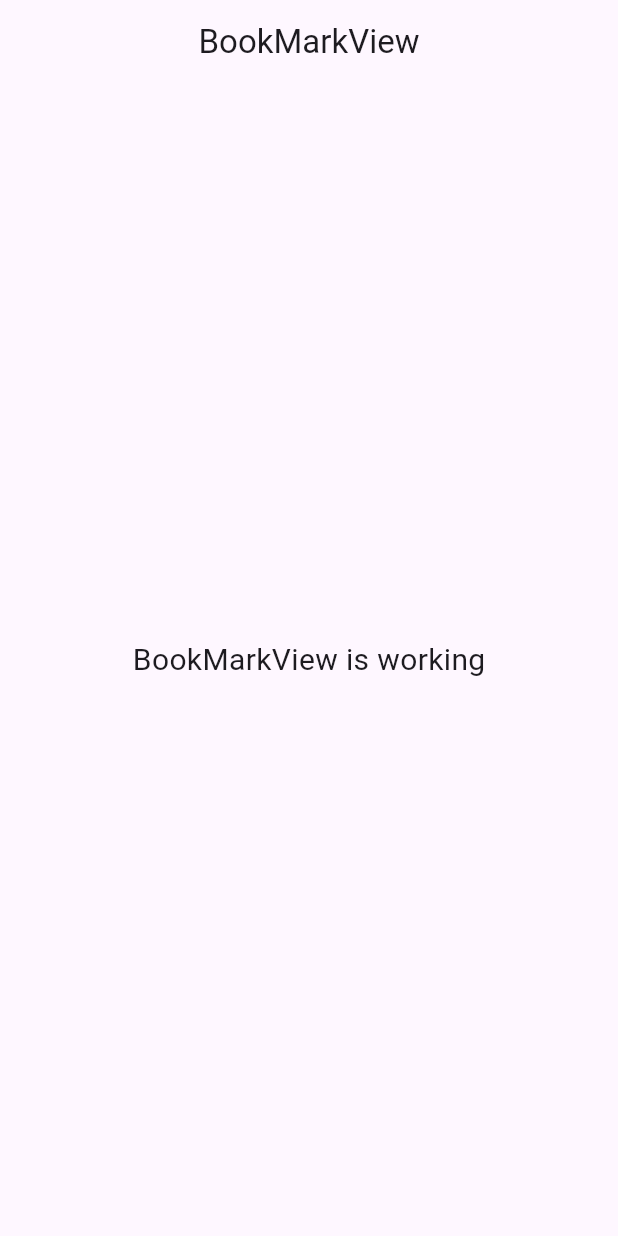
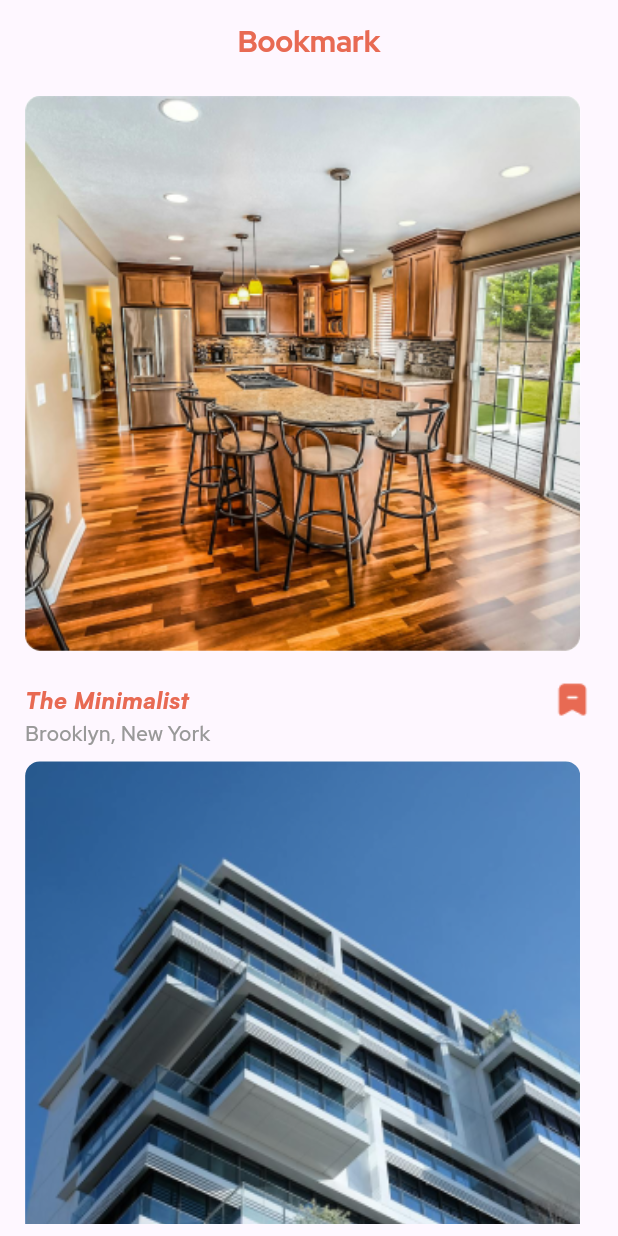
Before and after one commit to OmarMushtaha2020/Real_Estate_App, a Flutter app: the screen it shows after launch, on a phone screen of 412 x 824 dp. Run offline on Flutter 3.47's test engine with Material 3 defaults, Android fonts, the phone set to English and light mode, and no system bars; our stand-ins replace animate_do, device_preview, flutter_screenutil, get, google_maps_flutter, pinput and 2 more.

Commit message:
finish ui of book_mark screen

```diff
--- a/lib/app/data_model/property.dart
+++ b/lib/app/data_model/property.dart
@@ -2,6 +2,7 @@ class Property{
   String ?image;
   String ?title;
   bool? selected;
-  Property({this.image,this.title,this.selected});
+  String ?locationProperty;
+  Property({this.image,this.title,this.selected,this.locationProperty});
 
 }
--- a/lib/app/modules/home/controllers/book_mark_controller.dart
+++ b/lib/app/modules/home/controllers/book_mark_controller.dart
@@ -1,8 +1,14 @@
 import 'package:get/get.dart';
+import 'package:real_estate_app/app/data_model/property.dart';
 
 class BookMarkController extends GetxController {
   //TODO: Implement BookMarkController
 
+  List<Property>buliding=[
+    Property(image:"assets/image/imageBuildingOne.png" ,title: "The Minimalist",locationProperty: "Brooklyn, New York"),
+
+    Property(image:"assets/image/imageBuildingTwo.png" ,title: "Retro House",locationProperty: "Canarsie, New York"),
+  ];
   final count = 0.obs;
   @override
   void onInit() {
--- a/lib/app/modules/home/views/book_mark_view.dart
+++ b/lib/app/modules/home/views/book_mark_view.dart
@@ -1,22 +1,74 @@
 import 'package:flutter/material.dart';
+import 'package:flutter_screenutil/flutter_screenutil.dart';
 
 import 'package:get/get.dart';
+import 'package:real_estate_app/app/components/common_widget/image_widget.dart';
+import 'package:real_estate_app/app/components/common_widget/text_widget.dart';
+import 'package:real_estate_app/app/modules/home/controllers/book_mark_controller.dart';
 
-class BookMarkView extends GetView {
+class BookMarkView extends GetView<BookMarkController> {
   const BookMarkView({Key? key}) : super(key: key);
+
   @override
   Widget build(BuildContext context) {
     return Scaffold(
-      appBar: AppBar(
-        title: const Text('BookMarkView'),
-        centerTitle: true,
-      ),
-      body: const Center(
-        child: Text(
-          'BookMarkView is working',
-          style: TextStyle(fontSize: 20),
+        appBar: AppBar(
+          title:
+          TextWidget(
+            'Bookmark',
+            fontSize: 20.sp,
+            fontWeight: FontWeight.w700,
+            color: Color(0XffE86A53),
+            fontFamily: "RedHatDisplay",
+          ),
+          centerTitle: true,
         ),
-      ),
-    );
+        body: Padding(
+          padding: EdgeInsets.symmetric(horizontal: 16.w, vertical: 8.h),
+          child: ListView.separated(
+              itemBuilder: (context, index) => Column(
+                crossAxisAlignment: CrossAxisAlignment.start,
+                children: [
+                  Container(
+                        width: 353.w,
+                        height: 353.w,
+                        clipBehavior: Clip.antiAliasWithSaveLayer,
+                        decoration: BoxDecoration(
+                            image: DecorationImage(
+                                image: AssetImage(
+                                    "${controller.buliding[index].image}"),fit: BoxFit.cover),
+                            color: Colors.white,
+                            borderRadius: BorderRadius.circular(10.r)),
+                      ),
+                  SizedBox(height: 20,),
+                  Row(
+                    children: [
+                      TextWidget(
+                        '${controller.buliding[index].title}',
+                        fontSize: 16.sp,
+
+                        fontWeight: FontWeight.w500,
+                        color: Color(0XffE86A53),
+                        fontFamily: "Satoshi",
+                      ),
+Spacer(),
+        ImageWidget("assets/image/archive-minus.png",width: 26.w,height: 26.h,)  ,
+                    ],
+                  ),
+                  TextWidget(
+                    '${controller.buliding[index].locationProperty}',
+                    fontSize: 14.sp,
+                    fontWeight: FontWeight.w500,
+                    color: Color(0Xff999999),
+                    fontFamily: "RedHatDisplay",
+                  ),
+
+                ],
+              ),
+              separatorBuilder: (context, index) => SizedBox(
+                    height: 10.h,
+                  ),
+              itemCount: controller.buliding.length),
+        ));
   }
 }
--- a/pubspec.yaml
+++ b/pubspec.yaml
@@ -24,6 +24,7 @@ dependencies:
   syncfusion_flutter_core: # or an earlier version without the issue
 
 
+
   intl: ^0.18.0
 
 dev_dependencies:
```
Also changed, not shown: assets/image/archive-minus.png (added), assets/image/imageBuildingOne.png (added), assets/image/imageBuildingTwo.png (added).
